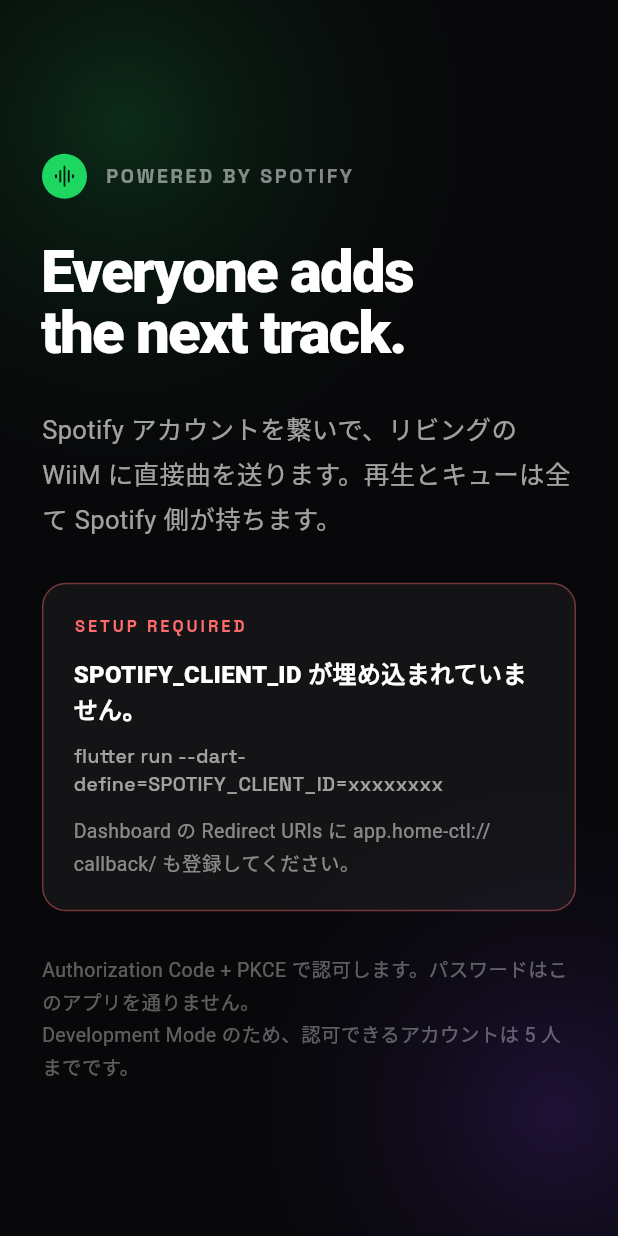
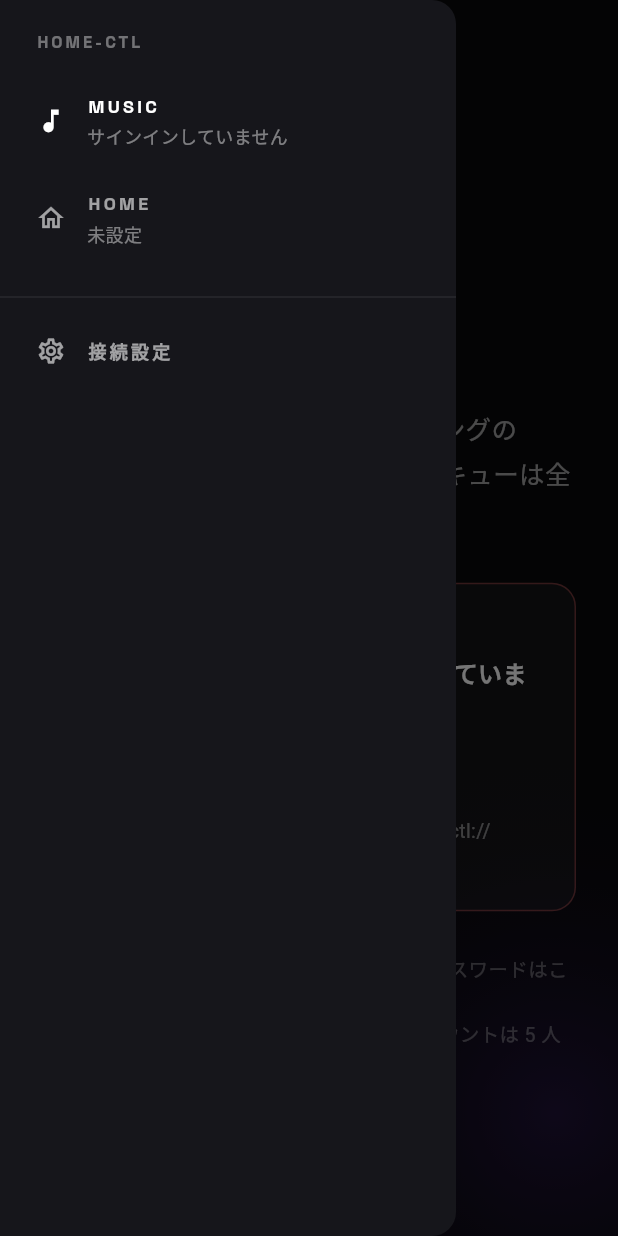
Before and after one commit to taiki-nd/home-controller, a Flutter app: the screen it shows after launch, with the side drawer open (before the commit the screen has no drawer), on a phone screen of 412 x 824 dp. Run offline on Flutter 3.47's test engine with Material 3 defaults, Android fonts, the phone set to English and light mode, and no system bars; our stand-ins replace dio, flutter_secure_storage, palette_generator; missing offline and left inert: flutter_appauth; Roboto replaces fonts that are missing (ZenKakuGothicNew).

Commit message:
home と music をハンバーガーで分け、無操作なら music へ戻す
IndexedStack で両方を生かしたまま切り替える。作り直すと music に戻るたびに
PlayerController が再生成されてアートワークが一瞬消え、HA の WebSocket も
張り直しになる。

無操作 3 分で music に戻す。全画面の固定グリッドはこのアプリで一番焼きつきに
弱い絵なので、home は用があるときだけ開く画面として扱う。ハンバーガーの弱点
(現在地が見えない)も、放っておけば必ず music に戻ることで実質的に消える。

☰ は単独の常時アイコンにせず、帰属表示のピルの行に同居させた。焼きつく面を
増やさないため。エッジスワイプは切ってある(曲送りとぶつかる)。

Co-Authored-By: Claude Opus 5 (1M context) <noreply@anthropic.com>

```diff
--- a/app/lib/main.dart
+++ b/app/lib/main.dart
@@ -1,118 +1,49 @@
 import 'package:flutter/material.dart';
 import 'package:flutter/services.dart';
 
-import 'services/auth_service.dart';
-import 'services/musicbrainz_api.dart';
-import 'services/spotify_api.dart';
-import 'state/new_releases_controller.dart';
-import 'state/player_controller.dart';
+import 'services/app_flags.dart';
+import 'state/home_controller.dart';
+import 'state/music_section.dart';
 import 'theme/tokens.dart';
-import 'ui/controller_screen.dart';
-import 'ui/login_screen.dart';
+import 'ui/app_shell.dart';
 
 Future<void> main() async {
   WidgetsFlutterBinding.ensureInitialized();
   // 常に暗い画面なのでステータスバーは明色固定。
   SystemChrome.setSystemUIOverlayStyle(SystemUiOverlayStyle.light);
-  runApp(const SpotifyRemoteApp());
+  runApp(const HomeCtlApp());
 }
 
-class SpotifyRemoteApp extends StatefulWidget {
-  const SpotifyRemoteApp({super.key});
+/// home（Home Assistant）と music（Spotify）を束ねる。
+///
+/// music は [AppFlags.enableMusic] が false のビルドでは**そもそも作らない。**
+/// 実行時に隠すのではなくコンパイル時に落とすので、公開バイナリからは
+/// Spotify のコードパスに到達できない（`docs/release-strategy.md` §3）。
+class HomeCtlApp extends StatefulWidget {
+  const HomeCtlApp({super.key});
 
   @override
-  State<SpotifyRemoteApp> createState() => _SpotifyRemoteAppState();
+  State<HomeCtlApp> createState() => _HomeCtlAppState();
 }
 
-class _SpotifyRemoteAppState extends State<SpotifyRemoteApp> {
-  late final AuthService _auth = AuthService();
-  late final SpotifyApi _api = SpotifyApi(_auth);
-  late final MusicBrainzApi _musicBrainz = MusicBrainzApi();
-  late final ReleaseResolver _resolver = ReleaseResolver(_api);
-
-  /// サインインするたびに作り直す。前のポーリングを確実に止めるため。
-  PlayerController? _player;
-
-  /// 新譜（設計メモ §14）。ポーリングも寿命も [PlayerController] と別物なので
-  /// 混ぜず、サインイン状態にだけ追従させる。
-  NewReleasesController? _newReleases;
-
-  @override
-  void initState() {
-    super.initState();
-    _auth.addListener(_syncPlayer);
-    _auth.restore();
-  }
+class _HomeCtlAppState extends State<HomeCtlApp> {
+  final HomeController _home = HomeController();
+  final MusicSection? _music = AppFlags.enableMusic ? MusicSection() : null;
 
   @override
   void dispose() {
-    _auth.removeListener(_syncPlayer);
-    _player?.dispose();
-    _newReleases?.dispose();
-    _auth.dispose();
+    _home.dispose();
+    _music?.dispose();
     super.dispose();
-  }
-
-  void _syncPlayer() {
-    final signedIn = _auth.isSignedIn;
-    if (signedIn && _player == null) {
-      setState(() {
-        _player = PlayerController(_api);
-        _newReleases = NewReleasesController(_api, _musicBrainz);
-      });
-    } else if (!signedIn && _player != null) {
-      final oldPlayer = _player;
-      final oldReleases = _newReleases;
-      setState(() {
-        _player = null;
-        _newReleases = null;
-      });
-      oldPlayer?.dispose();
-      oldReleases?.dispose();
-    }
   }
 
   @override
   Widget build(BuildContext context) {
     return MaterialApp(
-      title: 'Spotify Remote',
+      title: 'home-ctl',
       debugShowCheckedModeBanner: false,
       theme: buildAppTheme(),
-      home: ListenableBuilder(
-        listenable: _auth,
-        builder: (context, _) {
-          if (!_auth.isRestored) {
-            return const Scaffold(
-              backgroundColor: AppColors.bg,
-              body: Center(
-                child: SizedBox.square(
-                  dimension: 26,
-                  child: CircularProgressIndicator(
-                    color: AppColors.green,
-                    strokeWidth: 2.5,
-                  ),
-                ),
-              ),
-            );
-          }
-          final player = _player;
-          final newReleases = _newReleases;
-          if (player == null || newReleases == null) {
-            return LoginScreen(auth: _auth);
-          }
-          return ControllerScreen(
-            // サインアウト → 再サインインで状態を持ち越さない。
-            key: ValueKey(player),
-            controller: player,
-            newReleases: newReleases,
-            resolver: _resolver,
-            onSignOut: _auth.signOut,
-            needsReauthorization: _auth.needsReauthorization,
-            authBusy: _auth.isBusy,
-            onReauthorize: _auth.reauthorize,
-          );
-        },
-      ),
+      home: AppShell(home: _home, music: _music),
     );
   }
 }
--- /dev/null
+++ b/app/lib/state/music_section.dart
@@ -0,0 +1,75 @@
+import 'package:flutter/foundation.dart';
+
+import '../services/auth_service.dart';
+import '../services/musicbrainz_api.dart';
+import '../services/spotify_api.dart';
+import 'new_releases_controller.dart';
+import 'player_controller.dart';
+
+/// music（Spotify）側ひとまとめ。
+///
+/// 元は `main.dart` が直接持っていたものを、home と並べるために切り出した。
+/// **`AppShell` は home と music を `IndexedStack` で生かしたまま切り替える**
+/// ので、モードを行き来してもここは作り直されない
+/// （`docs/home-assistant-integration.md` §10）。
+class MusicSection extends ChangeNotifier {
+  MusicSection() {
+    _auth.addListener(_syncPlayer);
+  }
+
+  final AuthService _auth = AuthService();
+  late final SpotifyApi _api = SpotifyApi(_auth);
+  late final MusicBrainzApi _musicBrainz = MusicBrainzApi();
+  late final ReleaseResolver _resolver = ReleaseResolver(_api);
+
+  /// サインインするたびに作り直す。前のポーリングを確実に止めるため。
+  PlayerController? _player;
+
+  /// 新譜（設計メモ §14）。ポーリングも寿命も [PlayerController] と別物なので
+  /// 混ぜず、サインイン状態にだけ追従させる。
+  NewReleasesController? _newReleases;
+
+  AuthService get auth => _auth;
+  ReleaseResolver get resolver => _resolver;
+  PlayerController? get player => _player;
+  NewReleasesController? get newReleases => _newReleases;
+
+  bool get isRestored => _auth.isRestored;
+  bool get isSignedIn => _auth.isSignedIn;
+
+  /// Drawer に添える一行。**Drawer を開いた瞬間に両モードの要約が見えれば、
+  /// 確認のためだけにモードを切り替えなくて済む**（§10）。
+  String? get drawerSubtitle {
+    if (!_auth.isSignedIn) return 'サインインしていません';
+    final track = _player?.currentTrack;
+    if (track == null) return '停止中';
+    return track.name;
+  }
+
+  Future<void> start() => _auth.restore();
+
+  void _syncPlayer() {
+    final signedIn = _auth.isSignedIn;
+    if (signedIn && _player == null) {
+      _player = PlayerController(_api)..addListener(notifyListeners);
+      _newReleases = NewReleasesController(_api, _musicBrainz);
+    } else if (!signedIn && _player != null) {
+      _player?.removeListener(notifyListeners);
+      _player?.dispose();
+      _newReleases?.dispose();
+      _player = null;
+      _newReleases = null;
+    }
+    notifyListeners();
+  }
+
+  @override
+  void dispose() {
+    _auth.removeListener(_syncPlayer);
+    _player?.removeListener(notifyListeners);
+    _player?.dispose();
+    _newReleases?.dispose();
+    _auth.dispose();
+    super.dispose();
+  }
+}
--- /dev/null
+++ b/app/lib/ui/app_shell.dart
@@ -0,0 +1,266 @@
+import 'dart:async';
+
+import 'package:flutter/material.dart';
+
+import '../state/home_controller.dart';
+import '../state/music_section.dart';
+import '../theme/tokens.dart';
+import 'home/ha_setup_screen.dart';
+import 'home/home_screen.dart';
+import 'music/music_view.dart';
+import 'widgets/atoms.dart';
+
+enum AppMode { music, home }
+
+/// home と music を最上位で分ける外枠。
+///
+/// **`Navigator.push` ではなく `IndexedStack`。** 作り直すと music に戻る
+/// たびに `PlayerController` が再生成されてアートワークが一瞬消え、HA の
+/// WebSocket も張り直しになる。壁掛けだとこのチラつきが目立つ
+/// （`docs/home-assistant-integration.md` §10）。
+class AppShell extends StatefulWidget {
+  const AppShell({super.key, required this.home, this.music});
+
+  final HomeController home;
+
+  /// null なら music を出さない（`ENABLE_MUSIC=false` の公開ビルド）。
+  final MusicSection? music;
+
+  /// 無操作で music に戻るまで。
+  ///
+  /// **焼きつき対策の本命。** 全画面の固定グリッドはこのアプリで一番焼きつきに
+  /// 弱い絵なので、home は「用があるときだけ開く画面」と割り切る。
+  /// ハンバーガーの弱点（現在地が見えない）も、放っておけば必ず music に
+  /// 戻っていることで実質的に消える。
+  static const idleTimeout = Duration(minutes: 3);
+
+  @override
+  State<AppShell> createState() => _AppShellState();
+}
+
+class _AppShellState extends State<AppShell> with WidgetsBindingObserver {
+  final _scaffoldKey = GlobalKey<ScaffoldState>();
+
+  late AppMode _mode = widget.music == null ? AppMode.home : AppMode.music;
+  Timer? _idle;
+
+  bool get _hasMusic => widget.music != null;
+
+  @override
+  void initState() {
+    super.initState();
+    WidgetsBinding.instance.addObserver(this);
+    widget.home.start();
+    widget.music?.start();
+  }
+
+  @override
+  void dispose() {
+    _idle?.cancel();
+    WidgetsBinding.instance.removeObserver(this);
+    super.dispose();
+  }
+
+  @override
+  void didChangeAppLifecycleState(AppLifecycleState state) {
+    // 前面にいない間は HA との接続を張りっぱなしにしない。
+    widget.home.setForeground(state == AppLifecycleState.resumed);
+  }
+
+  void _switch(AppMode mode) {
+    if (_mode != mode) setState(() => _mode = mode);
+    _restartIdle();
+  }
+
+  /// 画面のどこかを触ったら計り直す。
+  void _restartIdle() {
+    _idle?.cancel();
+    if (_mode != AppMode.home || !_hasMusic) return;
+    _idle = Timer(AppShell.idleTimeout, () {
+      if (mounted) setState(() => _mode = AppMode.music);
+    });
+  }
+
+  void _openMenu() => _scaffoldKey.currentState?.openDrawer();
+
+  Future<void> _openSetup() async {
+    Navigator.of(context).pop();
+    await Navigator.of(context).push(
+      MaterialPageRoute<void>(
+        builder: (context) => HaSetupScreen(
+          controller: widget.home,
+          isRoot: false,
+          onOpenMenu: () => Navigator.of(context).pop(),
+        ),
+      ),
+    );
+  }
+
+  @override
+  Widget build(BuildContext context) {
+    final music = widget.music;
+    final home = HomeScreen(controller: widget.home, onOpenMenu: _openMenu);
+
+    return Listener(
+      behavior: HitTestBehavior.translucent,
+      onPointerDown: (_) => _restartIdle(),
+      child: Scaffold(
+        key: _scaffoldKey,
+        backgroundColor: AppColors.frameBg,
+        // 曲送りの水平スワイプ（swipe_skip.dart）とエッジドラッグがぶつかる。
+        // 曲を送るつもりで Drawer が出るのは壁掛けだとストレスが大きいので、
+        // ☰ のタップ専用にする。
+        drawerEnableOpenDragGesture: false,
+        drawer: _ShellDrawer(
+          mode: _mode,
+          home: widget.home,
+          music: music,
+          onSelect: (mode) {
+            Navigator.of(context).pop();
+            _switch(mode);
+          },
+          onOpenSetup: _openSetup,
+        ),
+        body: music == null
+            ? home
+            : IndexedStack(
+                index: _mode == AppMode.music ? 0 : 1,
+                children: [
+                  MusicView(section: music, onOpenMenu: _openMenu),
+                  home,
+                ],
+              ),
+      ),
+    );
+  }
+}
+
+class _ShellDrawer extends StatelessWidget {
+  const _ShellDrawer({
+    required this.mode,
+    required this.home,
+    required this.music,
+    required this.onSelect,
+    required this.onOpenSetup,
+  });
+
+  final AppMode mode;
+  final HomeController home;
+  final MusicSection? music;
+  final ValueChanged<AppMode> onSelect;
+  final VoidCallback onOpenSetup;
+
+  @override
+  Widget build(BuildContext context) {
+    final music = this.music;
+    return Drawer(
+      backgroundColor: AppColors.surface,
+      child: SafeArea(
+        child: ListenableBuilder(
+          // 開いた瞬間に両方の要約が見えるようにする。片方の状態を見るためだけに
+          // モードを切り替えることが無くなる。
+          listenable: Listenable.merge([home, ?music]),
+          builder: (context, _) {
+            return Column(
+              crossAxisAlignment: CrossAxisAlignment.start,
+              children: [
+                const Padding(
+                  padding: EdgeInsets.fromLTRB(24, 20, 24, 12),
+                  child: CapsLabel('HOME-CTL'),
+                ),
+                if (music != null)
+                  _ModeRow(
+                    icon: Icons.music_note,
+                    label: 'MUSIC',
+                    subtitle: music.drawerSubtitle,
+                    selected: mode == AppMode.music,
+                    onTap: () => onSelect(AppMode.music),
+                  ),
+                _ModeRow(
+                  icon: Icons.home_outlined,
+                  label: 'HOME',
+                  subtitle: _homeSubtitle(home),
+                  selected: mode == AppMode.home,
+                  onTap: () => onSelect(AppMode.home),
+                ),
+                const SizedBox(height: 8),
+                Divider(color: AppColors.white(0.08), height: 24),
+                _ModeRow(
+                  icon: Icons.settings_outlined,
+                  label: '接続設定',
+                  subtitle: home.connection?.baseUrl.host,
+                  selected: false,
+                  onTap: onOpenSetup,
+                ),
+              ],
+            );
+          },
+        ),
+      ),
+    );
+  }
+
+  static String _homeSubtitle(HomeController home) => switch (home.status) {
+    HaStatus.needsSetup => '未設定',
+    HaStatus.authFailed => 'トークンが拒否されました',
+    HaStatus.connecting => '接続中…',
+    HaStatus.offline => 'オフライン',
+    HaStatus.connected =>
+      home.onCount == 0 ? 'すべて消灯' : '${home.onCount} つ点灯',
+  };
+}
+
+class _ModeRow extends StatelessWidget {
+  const _ModeRow({
+    required this.icon,
+    required this.label,
+    required this.subtitle,
+    required this.selected,
+    required this.onTap,
+  });
+
+  final IconData icon;
+  final String label;
+  final String? subtitle;
+  final bool selected;
+  final VoidCallback onTap;
+
+  @override
+  Widget build(BuildContext context) {
+    final color = selected ? Colors.white : AppColors.white(0.6);
+    return HoverRow(
+      onTap: onTap,
+      radius: BorderRadius.zero,
+      padding: const EdgeInsets.symmetric(horizontal: 24, vertical: 14),
+      child: Row(
+        children: [
+          Icon(icon, size: 20, color: color),
+          const SizedBox(width: 14),
+          Expanded(
+            child: Column(
+              crossAxisAlignment: CrossAxisAlignment.start,
+              children: [
+                Text(
+                  label,
+                  style: AppText.caps(
+                    12,
+                    color,
+                  ).copyWith(fontWeight: FontWeight.w700),
+                ),
+                if (subtitle != null) ...[
+                  const SizedBox(height: 3),
+                  Text(
+                    subtitle!,
+                    maxLines: 1,
+                    overflow: TextOverflow.ellipsis,
+                    style: AppText.body(12, color: AppColors.white(0.45)),
+                  ),
+                ],
+              ],
+            ),
+          ),
+        ],
+      ),
+    );
+  }
+}
--- /dev/null
+++ b/app/lib/ui/music/music_view.dart
@@ -0,0 +1,77 @@
+import 'package:flutter/material.dart';
+
+import '../../state/music_section.dart';
+import '../../theme/tokens.dart';
+import '../controller_screen.dart';
+import '../login_screen.dart';
+
+/// music モードの入口。サインイン状態で出し分けるだけ。
+///
+/// 中身（[ControllerScreen]）は今までどおり。`AppShell` の下に入れても
+/// 作り直されないので、home から戻ってきてもアートワークは出たまま。
+class MusicView extends StatelessWidget {
+  const MusicView({super.key, required this.section, this.onOpenMenu});
+
+  final MusicSection section;
+
+  /// home へ切り替える Drawer を開く。
+  final VoidCallback? onOpenMenu;
+
+  @override
+  Widget build(BuildContext context) {
+    return ListenableBuilder(
+      listenable: section,
+      builder: (context, _) {
+        if (!section.isRestored) {
+          return const Scaffold(
+            backgroundColor: AppColors.bg,
+            body: Center(
+              child: SizedBox.square(
+                dimension: 26,
+                child: CircularProgressIndicator(
+                  color: AppColors.green,
+                  strokeWidth: 2.5,
+                ),
+              ),
+            ),
+          );
+        }
+        final player = section.player;
+        final newReleases = section.newReleases;
+        if (player == null || newReleases == null) {
+          final login = LoginScreen(auth: section.auth);
+          final onOpenMenu = this.onOpenMenu;
+          if (onOpenMenu == null) return login;
+          // サインインしていないと帰属表示のピルごと出ないので、ここだけは
+          // ☰ を単独で置く。home へ渡る道が無くなるほうが困る。
+          return Stack(
+            children: [
+              Positioned.fill(child: login),
+              Positioned(
+                top: MediaQuery.paddingOf(context).top + 4,
+                left: 4,
+                child: IconButton(
+                  onPressed: onOpenMenu,
+                  tooltip: 'メニュー',
+                  icon: Icon(Icons.menu, color: AppColors.white(0.55)),
+                ),
+              ),
+            ],
+          );
+        }
+        return ControllerScreen(
+          // サインアウト → 再サインインで状態を持ち越さない。
+          key: ValueKey(player),
+          controller: player,
+          newReleases: newReleases,
+          resolver: section.resolver,
+          onSignOut: section.auth.signOut,
+          needsReauthorization: section.auth.needsReauthorization,
+          authBusy: section.auth.isBusy,
+          onReauthorize: section.auth.reauthorize,
+          onOpenMenu: onOpenMenu,
+        );
+      },
+    );
+  }
+}
```
Also changed, not shown: app/lib/ui/controller_screen.dart (+38 -7 lines), 1 other file.
